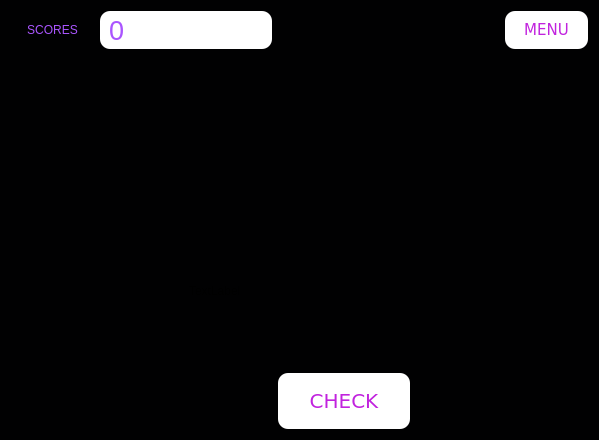
juliaDmiranda/MathGame, file ui/screen3.ui: the form before one commit.
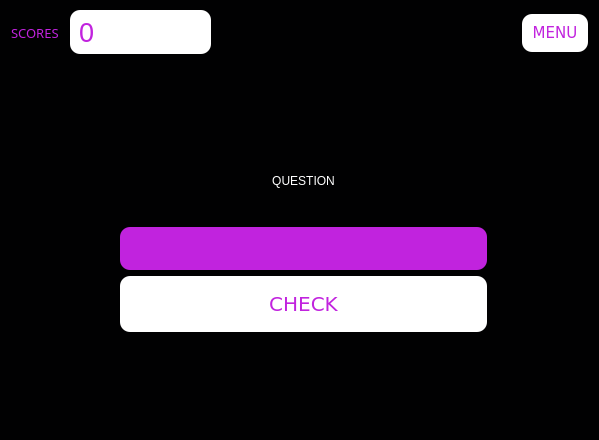
The form after the commit.

Diff of the .ui file:
```diff
--- a/ui/screen3.ui
+++ b/ui/screen3.ui
@@ -16,21 +16,33 @@
   <property name="styleSheet">
    <string notr="true">background-color: #010102</string>
   </property>
-  <layout class="QGridLayout" name="gridLayout">
-   <item row="0" column="4">
-    <layout class="QVBoxLayout" name="verticalLayout_2"/>
-   </item>
-   <item row="0" column="0">
     <widget class="QLabel" name="scoresLabel">
+   <property name="geometry">
+    <rect>
+     <x>11</x>
+     <y>20</y>
+     <width>61</width>
+     <height>26</height>
+    </rect>
+   </property>
      <property name="maximumSize">
       <size>
        <width>99</width>
        <height>26</height>
       </size>
      </property>
+   <property name="font">
+    <font>
+     <family>Tw Cen MT</family>
+     <pointsize>10</pointsize>
+     <weight>50</weight>
+     <italic>false</italic>
+     <bold>false</bold>
+    </font>
+   </property>
      <property name="styleSheet">
-      <string notr="true">color: rgb(170, 85, 255);
-font: 8pt &quot;Wide Latin&quot;;</string>
+    <string notr="true">color:  #c123de;
+font:  &quot;Wide Latin&quot;;</string>
      </property>
      <property name="text">
       <string>SCORES</string>
@@ -39,25 +51,21 @@
       <bool>false</bool>
      </property>
      <property name="alignment">
-      <set>Qt::AlignCenter</set>
+    <set>Qt::AlignLeading|Qt::AlignLeft|Qt::AlignVCenter</set>
      </property>
      <property name="openExternalLinks">
       <bool>false</bool>
      </property>
     </widget>
-   </item>
-   <item row="5" column="2" colspan="3">
-    <widget class="QLabel" name="answerLabel">
-     <property name="text">
-      <string>TextLabel</string>
-     </property>
-    </widget>
-   </item>
-   <item row="0" column="5">
-    <layout class="QVBoxLayout" name="verticalLayout"/>
-   </item>
-   <item row="0" column="1" colspan="2">
     <widget class="QLabel" name="scoreLabel">
+   <property name="geometry">
+    <rect>
+     <x>70</x>
+     <y>10</y>
+     <width>141</width>
+     <height>44</height>
+    </rect>
+   </property>
      <property name="maximumSize">
       <size>
        <width>16777215</width>
@@ -66,7 +74,7 @@
      </property>
      <property name="styleSheet">
       <string notr="true">background-color: rgb(255, 255, 255);
-color: rgb(170, 85, 255);
+color:  #c123de;
 font: 20pt ;
 border-radius:10px;
 padding:2px 2px;</string>
@@ -75,50 +83,15 @@
       <string>0</string>
      </property>
     </widget>
-   </item>
-   <item row="6" column="3">
-    <layout class="QVBoxLayout" name="verticalLayout_8">
-     <item>
-      <widget class="QPushButton" name="checkAnswerButton">
-       <property name="styleSheet">
-        <string notr="true">background:linear-gradient(to bottom, #c123de 5%, #a20dbd 100%);
-	background-color:#ffffff;
-	border-radius:10px;
-	display:inline-block;
-	cursor:pointer;
-	color:#c123de;
-	font-family:Verdana;
-	font-size:20px;
-	padding:16px 31px;
-	text-decoration:none;
-	text-shadow:0px 1px 11px #9b14b3;</string>
-       </property>
-       <property name="text">
-        <string>CHECK</string>
-       </property>
-      </widget>
-     </item>
-    </layout>
-   </item>
-   <item row="6" column="4">
-    <layout class="QVBoxLayout" name="verticalLayout_7"/>
-   </item>
-   <item row="1" column="1">
-    <layout class="QVBoxLayout" name="verticalLayout_5"/>
-   </item>
-   <item row="0" column="3">
-    <layout class="QVBoxLayout" name="verticalLayout_3"/>
-   </item>
-   <item row="6" column="2">
-    <layout class="QVBoxLayout" name="verticalLayout_4"/>
-   </item>
-   <item row="3" column="1">
-    <layout class="QVBoxLayout" name="verticalLayout_6"/>
-   </item>
-   <item row="0" column="6">
-    <layout class="QHBoxLayout" name="horizontalLayout">
-     <item>
       <widget class="QPushButton" name="menuButton">
+   <property name="geometry">
+    <rect>
+     <x>522</x>
+     <y>14</y>
+     <width>66</width>
+     <height>38</height>
+    </rect>
+   </property>
        <property name="font">
         <font>
          <family>Verdana</family>
@@ -144,10 +117,62 @@
         <string>MENU</string>
        </property>
       </widget>
+  <widget class="QWidget" name="verticalLayoutWidget_3">
+   <property name="geometry">
+    <rect>
+     <x>120</x>
+     <y>140</y>
+     <width>367</width>
+     <height>192</height>
+    </rect>
+   </property>
+   <layout class="QGridLayout" name="gridLayout">
+    <item row="1" column="0">
+     <widget class="QLineEdit" name="lineEdit">
+      <property name="font">
+       <font>
+        <pointsize>25</pointsize>
+       </font>
+      </property>
+      <property name="styleSheet">
+       <string notr="true">background-color: #c123de;
+border-radius:10px;
+padding:2px 2px;
+color: white;</string>
+      </property>
+      <property name="inputMethodHints">
+       <set>Qt::ImhNone</set>
+      </property>
+      <property name="text">
+       <string/>
+      </property>
+     </widget>
+    </item>
+    <item row="2" column="0">
+     <layout class="QVBoxLayout" name="verticalLayout_8">
+      <item>
+       <widget class="QPushButton" name="checkAnswerButton">
+        <property name="styleSheet">
+         <string notr="true">background:linear-gradient(to bottom, #c123de 5%, #a20dbd 100%);
+	background-color:#ffffff;
+	border-radius:10px;
+	display:inline-block;
+	cursor:pointer;
+	color:#c123de;
+	font-family:Verdana;
+	font-size:20px;
+	padding:16px 31px;
+	text-decoration:none;
+	text-shadow:0px 1px 11px #9b14b3;</string>
+        </property>
+        <property name="text">
+         <string>CHECK</string>
+        </property>
+       </widget>
      </item>
     </layout>
    </item>
-   <item row="2" column="3">
+    <item row="0" column="0">
     <widget class="QLabel" name="questionLabel">
      <property name="maximumSize">
       <size>
@@ -169,7 +194,7 @@
       <number>1</number>
      </property>
      <property name="text">
-      <string/>
+       <string>QUESTION</string>
      </property>
      <property name="alignment">
       <set>Qt::AlignCenter</set>
@@ -177,6 +202,7 @@
     </widget>
    </item>
   </layout>
+  </widget>
  </widget>
  <resources>
   <include location="../imgs/imgs.qrc"/>
```
Lines whose indentation alone changed are shown as unchanged.
